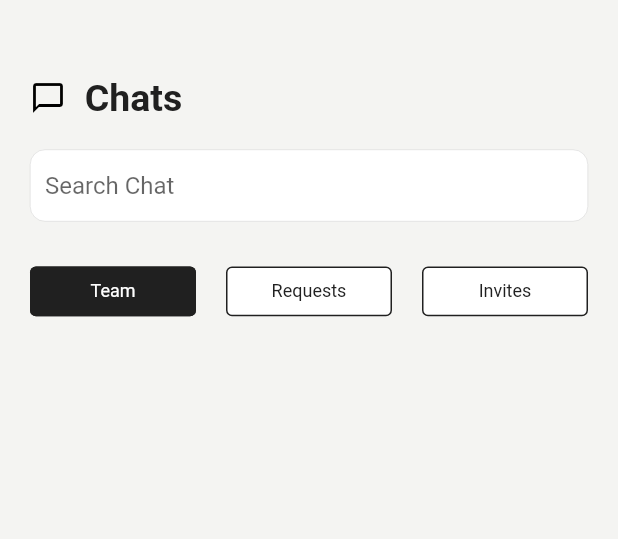
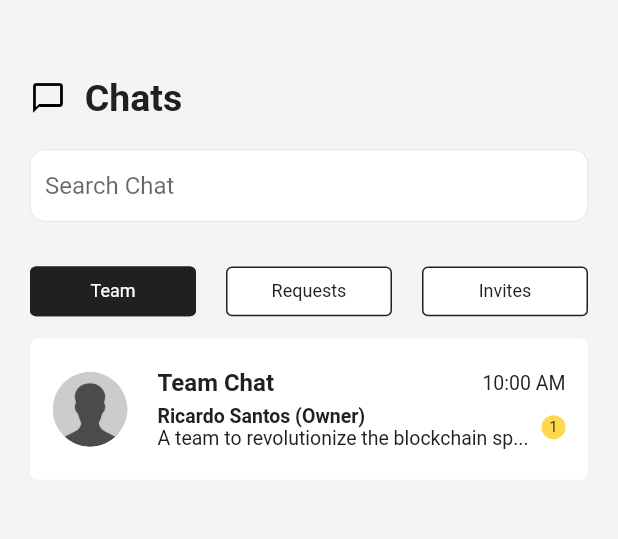
Before and after one commit to jmsandiegoo/launchlab_nus_app, a Flutter app: the ChatPage screen opened directly, on a phone screen of 412 x 824 dp, the part 113-652 px from its top. Run offline on Flutter 3.47's test engine with Material 2 defaults, Android fonts, the phone set to English and light mode, and no system bars; our stand-ins replace dotted_border, dropdown_search, equatable, file_picker, flutter_bloc, flutter_secure_storage and 8 more; accounts and stored records are empty; statements that could not run were skipped.

Commit message:
Chat ui/ux & refactored users entity to be more oop oriented

```diff
--- a/lib/src/config/app_router.dart
+++ b/lib/src/config/app_router.dart
@@ -166,7 +166,6 @@ final GoRouter appRouter = GoRouter(
           ],
         ),
 
-
         // Main Navigator
         StatefulShellRoute.indexedStack(
           builder: (context, state, navigationShell) {
@@ -228,6 +227,12 @@ final GoRouter appRouter = GoRouter(
                   pageBuilder: (context, state) =>
                       const NoTransitionPage(child: ChatPage()),
                 ),
+                GoRoute(
+                  path: "/chats/:teamId",
+                  pageBuilder: (context, state) {
+                    return NoTransitionPage(child: ChatPage());
+                  },
+                )
               ],
             ),
 
@@ -333,7 +338,6 @@ final GoRouter appRouter = GoRouter(
                       ),
                     ],
                   ),
-
                 ],
               ),
             ])
--- a/lib/src/domain/user/models/user_entity.dart
+++ b/lib/src/domain/user/models/user_entity.dart
@@ -1,4 +1,11 @@
 import 'package:equatable/equatable.dart';
+import 'package:launchlab/src/domain/user/models/degree_programme_entity.dart';
+import 'package:launchlab/src/domain/user/models/preference_entity.dart';
+import 'package:launchlab/src/domain/user/models/user_avatar_entity.dart';
+import 'package:launchlab/src/domain/user/models/user_resume_entity.dart';
+
+import 'accomplishment_entity.dart';
+import 'experience_entity.dart';
 
 class UserEntity extends Equatable {
   const UserEntity({
@@ -9,9 +16,15 @@ class UserEntity extends Equatable {
     this.lastName,
     this.title,
     this.about,
-    this.degreeProgrammeId,
     this.createdAt,
     this.updatedAt,
+    this.degreeProgrammeId,
+    this.userPreference,
+    this.userAvatar,
+    this.userResume,
+    this.userDegreeProgramme,
+    this.userExperiences = const [],
+    this.userAccomplishments = const [],
   });
 
   final String? id;
@@ -23,10 +36,22 @@ class UserEntity extends Equatable {
   final String? about;
   final DateTime? createdAt;
   final DateTime? updatedAt;
-
   final String? degreeProgrammeId;
 
-  UserEntity setAvatar({String? avatar}) {
+  final PreferenceEntity? userPreference;
+  final UserAvatarEntity? userAvatar;
+  final UserResumeEntity? userResume;
+  final DegreeProgrammeEntity? userDegreeProgramme;
+  final List<ExperienceEntity> userExperiences;
+  final List<AccomplishmentEntity> userAccomplishments;
+
+  UserEntity setRelations(
+      {PreferenceEntity? userPreference,
+      UserAvatarEntity? userAvatar,
+      UserResumeEntity? userResume,
+      DegreeProgrammeEntity? userDegreeProgramme,
+      List<ExperienceEntity>? userExperiences,
+      List<AccomplishmentEntity>? userAccomplishments}) {
     return UserEntity(
       id: id,
       isOnboarded: isOnboarded,
@@ -35,9 +60,15 @@ class UserEntity extends Equatable {
       lastName: lastName,
       title: title,
       about: about,
-      degreeProgrammeId: degreeProgrammeId,
       createdAt: createdAt,
       updatedAt: updatedAt,
+      degreeProgrammeId: degreeProgrammeId,
+      userPreference: userPreference,
+      userAvatar: userAvatar,
+      userResume: userResume,
+      userDegreeProgramme: userDegreeProgramme,
+      userExperiences: userExperiences ?? this.userExperiences,
+      userAccomplishments: userAccomplishments ?? this.userAccomplishments,
     );
   }
 
@@ -54,6 +85,14 @@ class UserEntity extends Equatable {
     DateTime? createdAt,
     DateTime? updatedAt,
     String? degreeProgrammeId,
+
+    /// relational objects
+    PreferenceEntity? userPreference,
+    UserAvatarEntity? userAvatar,
+    UserResumeEntity? userResume,
+    DegreeProgrammeEntity? userDegreeProgramme,
+    List<ExperienceEntity>? userExperiences,
+    List<AccomplishmentEntity>? userAccomplishments,
   }) {
     return UserEntity(
       id: id ?? this.id,
@@ -63,9 +102,15 @@ class UserEntity extends Equatable {
       lastName: lastName ?? this.lastName,
       title: title ?? this.title,
       about: about ?? this.about,
-      degreeProgrammeId: degreeProgrammeId ?? this.degreeProgrammeId,
       createdAt: createdAt ?? this.createdAt,
       updatedAt: updatedAt ?? this.updatedAt,
+      degreeProgrammeId: degreeProgrammeId ?? this.degreeProgrammeId,
+      userPreference: userPreference,
+      userAvatar: userAvatar,
+      userResume: userResume,
+      userDegreeProgramme: userDegreeProgramme,
+      userExperiences: userExperiences ?? this.userExperiences,
+      userAccomplishments: userAccomplishments ?? this.userAccomplishments,
     );
   }
 
@@ -79,7 +124,25 @@ class UserEntity extends Equatable {
         about = json['about'],
         degreeProgrammeId = json['degree_programme_id'],
         createdAt = DateTime.tryParse(json['created_at'].toString()),
-        updatedAt = DateTime.tryParse(json['updated_at'].toString());
+        updatedAt = DateTime.tryParse(json['updated_at'].toString()),
+        userPreference = json['preference'] != null
+            ? PreferenceEntity.fromJson(json['preference'])
+            : null,
+        userAvatar = null,
+        userResume = null,
+        userDegreeProgramme = json['degree_programme'] != null
+            ? DegreeProgrammeEntity.fromJson(json['degree_programme'])
+            : null,
+        userAccomplishments = (json['accomplishments']
+                    ?.map((item) => AccomplishmentEntity.fromJson(item))
+                    .toList() ??
+                [])
+            .cast<AccomplishmentEntity>(),
+        userExperiences = (json['experiences']
+                    ?.map((item) => ExperienceEntity.fromJson(item))
+                    .toList() ??
+                [])
+            .cast<ExperienceEntity>();
 
   Map<String, dynamic> toJson() {
     return {
--- a/lib/src/presentation/chat/screens/chat_page.dart
+++ b/lib/src/presentation/chat/screens/chat_page.dart
@@ -1,14 +1,16 @@
-import 'package:flutter/gestures.dart';
 import 'package:flutter/material.dart';
 import 'package:go_router/go_router.dart';
 import 'package:launchlab/src/config/app_theme.dart';
 import 'package:launchlab/src/presentation/chat/widgets/chat_select_modal.dart';
+import 'package:launchlab/src/presentation/chat/widgets/team_chat_list.dart';
 import 'package:launchlab/src/presentation/common/widgets/form_fields/multi_button_select.dart';
 import 'package:launchlab/src/presentation/common/widgets/form_fields/text_field.dart';
 import 'package:launchlab/src/presentation/common/widgets/useful.dart';
 
 class ChatPage extends StatelessWidget {
-  const ChatPage({super.key});
+  const ChatPage({super.key, this.teamId});
+
+  final String? teamId;
 
   @override
   Widget build(BuildContext context) {
@@ -46,9 +48,9 @@ class ChatPage extends StatelessWidget {
               IconButton(
                   onPressed: () {
                     context
-                        .push("/profile/aec490eb-695f-46ed-919c-654c757d71e9");
+                        .push("/profile/209b2b56-6156-42bc-91ee-4b20d5632ce3");
                   },
-                  icon: Icon(Icons.waving_hand_outlined)),
+                  icon: const Icon(Icons.waving_hand_outlined)),
               IconButton(onPressed: () {}, icon: Icon(Icons.info_outline))
             ],
           ),
@@ -80,7 +82,8 @@ class ChatPage extends StatelessWidget {
               value: "Team",
               options: const ["Team", "Requests", "Invites"],
               colNo: 3,
-              onPressHandler: (val) {})
+              onPressHandler: (val) {}),
+          TeamChatList(),
         ],
       ),
     ));
--- /dev/null
+++ b/lib/src/presentation/chat/widgets/chat_item.dart
@@ -0,0 +1,74 @@
+import 'package:flutter/material.dart';
+import 'package:launchlab/src/config/app_theme.dart';
+import 'package:launchlab/src/presentation/common/widgets/useful.dart';
+
+class ChatItem extends StatelessWidget {
+  const ChatItem({super.key});
+
+  // Team Object
+
+  // Team Chat object [messages] [users]
+
+  // onTap Handler
+
+  @override
+  Widget build(BuildContext context) {
+    return GestureDetector(
+      onTap: () {},
+      child: Container(
+        padding: const EdgeInsets.symmetric(horizontal: 15.0, vertical: 20.0),
+        margin: const EdgeInsets.symmetric(vertical: 15.0, horizontal: 0),
+        decoration: BoxDecoration(
+          borderRadius: BorderRadius.circular(5.0),
+          color: whiteColor,
+        ),
+        child: Row(children: [
+          profilePicture(
+            50.0,
+            "avatar_temp.png",
+          ),
+          const SizedBox(
+            width: 20.0,
+          ),
+          Expanded(
+              child: Column(
+            crossAxisAlignment: CrossAxisAlignment.stretch,
+            children: [
+              Row(mainAxisAlignment: MainAxisAlignment.spaceBetween, children: [
+                Expanded(
+                  child: subHeaderText("Team Chat", size: 16.0, maxLines: 1),
+                ),
+                smallText("10:00 AM"),
+              ]),
+              const SizedBox(
+                height: 5.0,
+              ),
+              Row(
+                children: [
+                  Expanded(
+                    child: Column(
+                      crossAxisAlignment: CrossAxisAlignment.start,
+                      children: [
+                        smallText("Ricardo Santos (Owner)",
+                            weight: FontWeight.bold, maxLines: 1),
+                        smallText(
+                            "A team to revolutionize the blockchain sp...",
+                            alignment: TextAlign.left,
+                            maxLines: 1),
+                      ],
+                    ),
+                  ),
+                  const Badge(
+                    backgroundColor: yellowColor,
+                    textColor: blackColor,
+                    label: Text("1"),
+                  )
+                ],
+              )
+            ],
+          ))
+        ]),
+      ),
+    );
+  }
+}
--- /dev/null
+++ b/lib/src/presentation/chat/widgets/team_chat_list.dart
@@ -0,0 +1,16 @@
+import 'package:flutter/material.dart';
+import 'package:launchlab/src/presentation/chat/widgets/chat_item.dart';
+
+class TeamChatList extends StatelessWidget {
+  const TeamChatList({super.key});
+
+  @override
+  Widget build(BuildContext context) {
+    return Expanded(
+        child: ListView(
+      children: const [
+        ChatItem(),
+      ],
+    ));
+  }
+}
--- a/lib/src/presentation/common/widgets/useful.dart
+++ b/lib/src/presentation/common/widgets/useful.dart
@@ -213,10 +213,13 @@ Widget headerText(String label, {size = 25.0, alignment = TextAlign.left}) {
 }
 
 Widget subHeaderText(String label,
-    {size = 20.0, alignment = TextAlign.left, color = blackColor}) {
+    {size = 20.0,
+    alignment = TextAlign.left,
+    color = blackColor,
+    maxLines = 2}) {
   return Text(
     label,
-    maxLines: 2,
+    maxLines: maxLines,
     softWrap: true,
     overflow: TextOverflow.ellipsis,
     textAlign: alignment,
@@ -243,11 +246,14 @@ Widget bodyText(String label,
 Widget smallText(String label,
     {size = 13.0,
     color = blackColor,
+    int? maxLines,
     weight = FontWeight.w400,
     alignment = TextAlign.left}) {
   return Text(
     label,
+    maxLines: maxLines,
     textAlign: alignment,
+    overflow: TextOverflow.ellipsis,
     style: TextStyle(
       fontSize: size,
       color: color,
--- a/lib/src/presentation/user/screens/profile_manage_accomplishment_page.dart
+++ b/lib/src/presentation/user/screens/profile_manage_accomplishment_page.dart
@@ -2,7 +2,6 @@ import 'package:flutter/material.dart';
 import 'package:flutter_bloc/flutter_bloc.dart';
 import 'package:launchlab/src/config/app_theme.dart';
 import 'package:launchlab/src/domain/user/models/accomplishment_entity.dart';
-import 'package:launchlab/src/domain/user/models/user_entity.dart';
 import 'package:launchlab/src/presentation/common/widgets/feedback_toast.dart';
 import 'package:launchlab/src/presentation/user/cubits/profie_manage_accomplishment_page_cubit.dart';
 import 'package:launchlab/src/presentation/user/widgets/accomplishment_list.dart';
@@ -12,10 +11,9 @@ import 'package:launchlab/src/utils/toast_manager.dart';
 
 class ProfileManageAccomplishmentPageProps {
   const ProfileManageAccomplishmentPageProps({
-    required this.userProfile,
     required this.userAccomplishments,
   });
-  final UserEntity userProfile;
+
   final List<AccomplishmentEntity> userAccomplishments;
 }
 
--- a/lib/src/presentation/user/screens/profile_manage_experience_page.dart
+++ b/lib/src/presentation/user/screens/profile_manage_experience_page.dart
@@ -2,7 +2,6 @@ import 'package:flutter/material.dart';
 import 'package:flutter_bloc/flutter_bloc.dart';
 import 'package:launchlab/src/config/app_theme.dart';
 import 'package:launchlab/src/domain/user/models/experience_entity.dart';
-import 'package:launchlab/src/domain/user/models/user_entity.dart';
 import 'package:launchlab/src/presentation/common/widgets/feedback_toast.dart';
 import 'package:launchlab/src/presentation/user/cubits/profile_manage_experience_page_cubit.dart';
 import 'package:launchlab/src/presentation/user/widgets/experience_list.dart';
@@ -12,11 +11,9 @@ import 'package:launchlab/src/utils/toast_manager.dart';
 
 class ProfileManageExperiencePageProps {
   const ProfileManageExperiencePageProps({
-    required this.userProfile,
     required this.userExperiences,
   });
 
-  final UserEntity userProfile;
   final List<ExperienceEntity> userExperiences;
 }
 
--- a/lib/src/presentation/user/widgets/profile_accomplishment_list.dart
+++ b/lib/src/presentation/user/widgets/profile_accomplishment_list.dart
@@ -1,7 +1,6 @@
 import 'package:flutter/material.dart';
 import 'package:launchlab/src/config/app_theme.dart';
 import 'package:launchlab/src/domain/user/models/accomplishment_entity.dart';
-import 'package:launchlab/src/domain/user/models/user_entity.dart';
 import 'package:launchlab/src/presentation/common/widgets/useful.dart';
 import 'package:launchlab/src/presentation/user/screens/profile_manage_accomplishment_page.dart';
 import 'package:launchlab/src/utils/constants.dart';
@@ -11,13 +10,11 @@ class ProfileAccomplishmentList extends StatelessWidget {
   const ProfileAccomplishmentList({
     super.key,
     this.isAuthProfile = false,
-    required this.userProfile,
     required this.accomplishments,
     required this.onUpdateHandler,
   });
 
   final bool isAuthProfile;
-  final UserEntity userProfile;
   final List<AccomplishmentEntity> accomplishments;
   final void Function() onUpdateHandler;
 
@@ -78,13 +75,13 @@ class ProfileAccomplishmentList extends StatelessWidget {
                   const SizedBox(height: 45.0),
                 ];
               }
+
               return [
                 IconButton(
                   onPressed: () {
                     manageAccomplishment(
                         context,
                         ProfileManageAccomplishmentPageProps(
-                            userProfile: userProfile,
                             userAccomplishments: accomplishments));
                   },
                   icon: const Icon(Icons.edit_outlined, color: blackColor),
--- a/lib/src/presentation/user/widgets/profile_experience_list.dart
+++ b/lib/src/presentation/user/widgets/profile_experience_list.dart
@@ -1,7 +1,6 @@
 import 'package:flutter/material.dart';
 import 'package:launchlab/src/config/app_theme.dart';
 import 'package:launchlab/src/domain/user/models/experience_entity.dart';
-import 'package:launchlab/src/domain/user/models/user_entity.dart';
 import 'package:launchlab/src/presentation/common/widgets/useful.dart';
 import 'package:launchlab/src/presentation/user/screens/profile_manage_experience_page.dart';
 import 'package:launchlab/src/utils/constants.dart';
@@ -11,12 +10,10 @@ class ProfileExperienceList extends StatelessWidget {
   const ProfileExperienceList({
     super.key,
     this.isAuthProfile = false,
-    required this.userProfile,
     required this.experiences,
     required this.onUpdateHandler,
   });
   final bool isAuthProfile;
-  final UserEntity userProfile;
   final List<ExperienceEntity> experiences;
   final void Function() onUpdateHandler;
 
@@ -83,7 +80,6 @@ class ProfileExperienceList extends StatelessWidget {
                     manageExperience(
                       context,
                       ProfileManageExperiencePageProps(
-                          userProfile: userProfile,
                           userExperiences: experiences),
                     );
                   },
--- a/lib/src/presentation/user/widgets/profile_skills.dart
+++ b/lib/src/presentation/user/widgets/profile_skills.dart
@@ -1,7 +1,6 @@
 import 'package:flutter/material.dart';
 import 'package:launchlab/src/config/app_theme.dart';
 import 'package:launchlab/src/domain/user/models/preference_entity.dart';
-import 'package:launchlab/src/domain/user/models/user_entity.dart';
 import 'package:launchlab/src/presentation/common/widgets/useful.dart';
 import 'package:launchlab/src/presentation/user/screens/profile_edit_skills_page.dart';
 import 'package:launchlab/src/utils/constants.dart';
@@ -11,13 +10,11 @@ class ProfileSkills extends StatelessWidget {
   const ProfileSkills({
     super.key,
     this.isAuthProfile = false,
-    required this.userProfile,
     required this.userPreference,
     required this.onUpdateHandler,
   });
 
   final bool isAuthProfile;
-  final UserEntity userProfile;
   final PreferenceEntity userPreference;
   final void Function() onUpdateHandler;
 
```
Also changed, not shown: lib/src/data/user/user_repository.dart (+9 -64 lines), lib/src/domain/chat/models/team_chat_entity.dart (added, +24 -0 lines), lib/src/domain/chat/models/team_chat_message_entity.dart (added, +19 -0 lines), lib/src/domain/user/models/responses/get_profile_info_response.dart (+0 -18 lines), lib/src/presentation/user/cubits/profile_page_cubit.dart (+2 -48 lines), lib/src/presentation/user/screens/profile_page.dart (+8 -10 lines), lib/src/presentation/user/widgets/profile_header.dart (+9 -14 lines), 1 other file.
